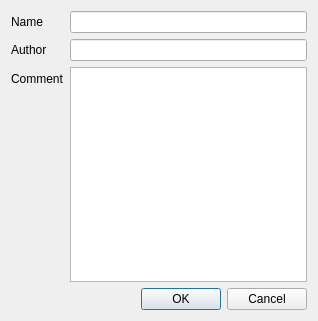
Old version of the form src/core/gui/dialogs/core_dialogproject.ui in the repository serhmarch/ModbusTools.
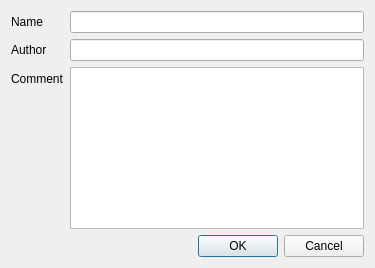
New version of the form.

```diff
--- a/src/core/gui/dialogs/core_dialogproject.ui
+++ b/src/core/gui/dialogs/core_dialogproject.ui
@@ -6,15 +6,13 @@
    <rect>
     <x>0</x>
     <y>0</y>
-    <width>318</width>
-    <height>321</height>
+    <width>375</width>
+    <height>268</height>
    </rect>
   </property>
   <property name="windowTitle">
    <string>Dialog</string>
   </property>
-  <layout class="QVBoxLayout" name="verticalLayout">
-   <item>
     <layout class="QFormLayout" name="formLayout">
      <item row="0" column="0">
       <widget class="QLabel" name="label">
@@ -52,9 +50,7 @@
      <item row="2" column="1">
       <widget class="QPlainTextEdit" name="txtComment"/>
      </item>
-    </layout>
-   </item>
-   <item>
+   <item row="3" column="0" colspan="2">
     <widget class="QDialogButtonBox" name="buttonBox">
      <property name="orientation">
       <enum>Qt::Horizontal</enum>
```
Lines whose indentation alone changed are shown as unchanged.
